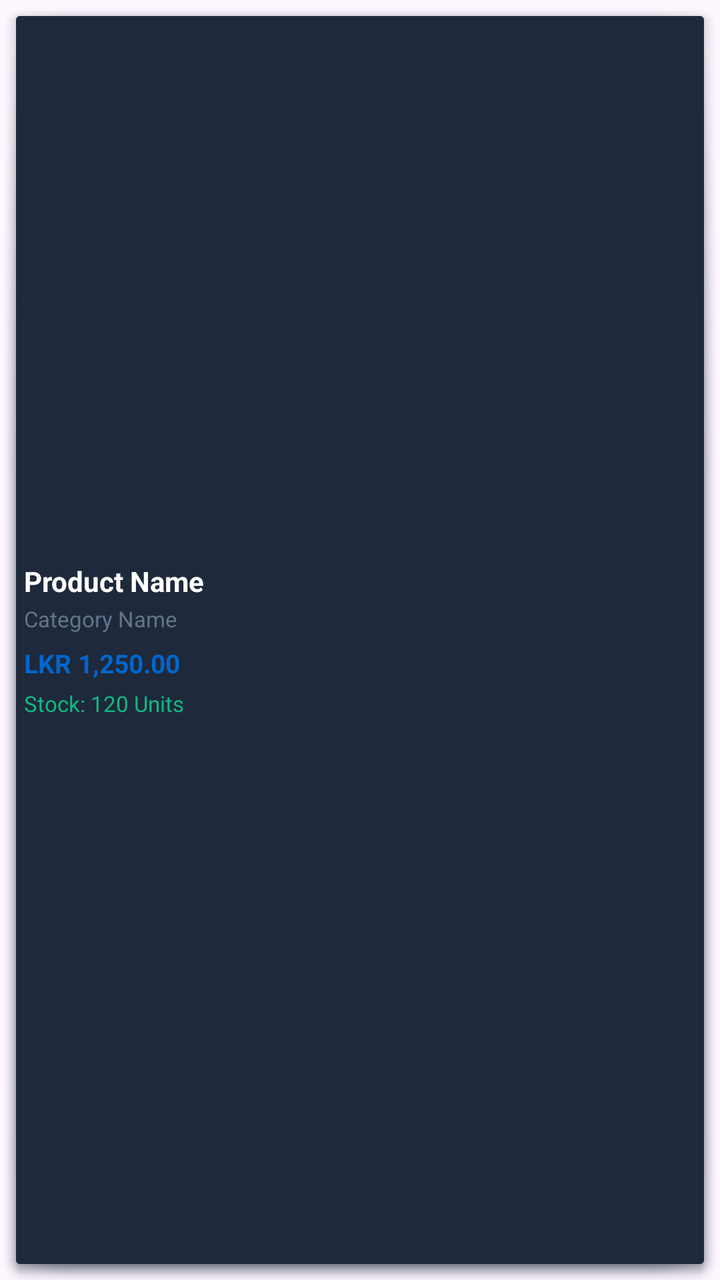
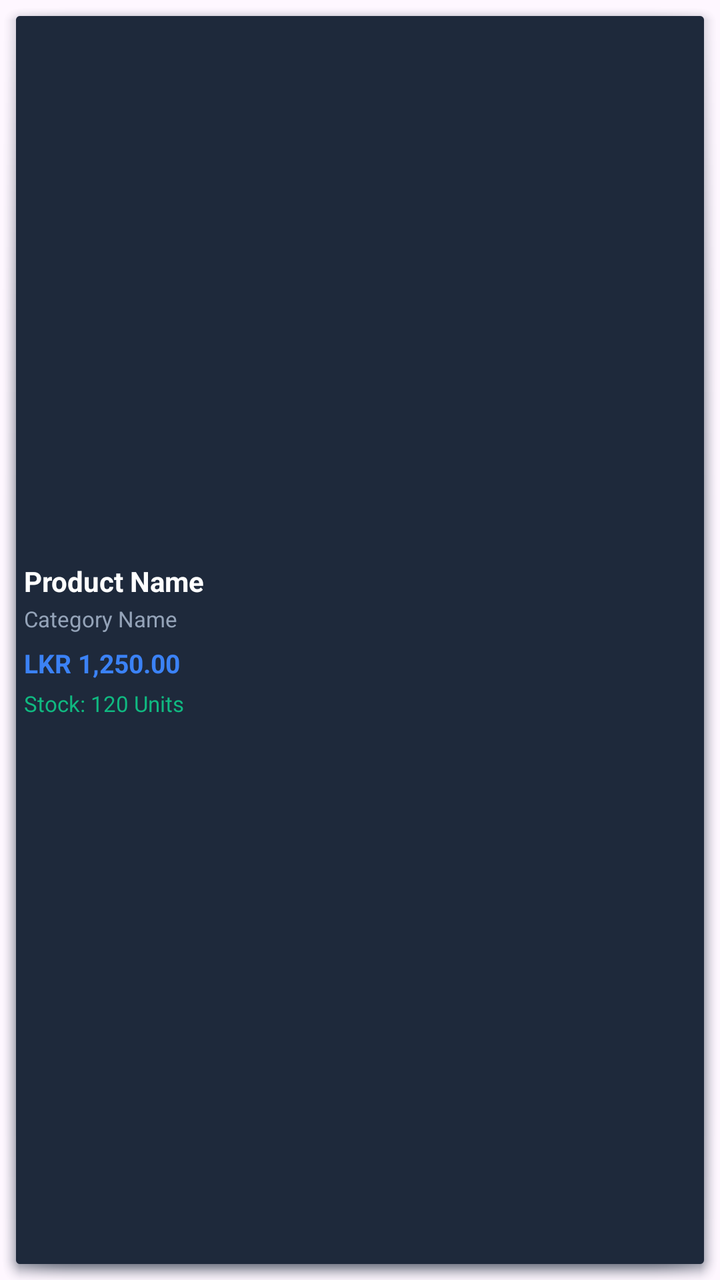

Screens rendered from an Android XML layout before and after an edit, with the pre-edit source and the edit as a unified diff.
<!-- AndroidManifest.xml: application theme Theme.Curtiss -->
<!-- res/layout/item_product.xml -->
<?xml version="1.0" encoding="utf-8"?>
<LinearLayout xmlns:android="http://schemas.android.com/apk/res/android"
    android:layout_width="match_parent"
    android:layout_height="wrap_content"
    android:background="@android:drawable/dialog_holo_dark_frame"
    android:backgroundTint="#1E293B"
    android:orientation="horizontal"
    android:padding="12dp"
    android:gravity="center_vertical">

    
    <LinearLayout
        android:layout_width="0dp"
        android:layout_height="wrap_content"
        android:layout_weight="1"
        android:layout_marginStart="0dp"
        android:orientation="vertical">

        <TextView
            android:id="@+id/lblProductName"
            android:layout_width="wrap_content"
            android:layout_height="wrap_content"
            android:text="Product Name"
            android:textColor="#FFFFFF"
            android:textSize="14sp"
            android:textStyle="bold" />

        <TextView
            android:id="@+id/lblCategory"
            android:layout_width="wrap_content"
            android:layout_height="wrap_content"
            android:text="Category Name"
            android:textColor="#64748B"
            android:textSize="11sp"
            android:layout_marginTop="2dp" />

        
        <TextView
            android:id="@+id/lblPrice"
            android:layout_width="wrap_content"
            android:layout_height="wrap_content"
            android:text="LKR 1,250.00"
            android:textColor="#0066CC"
            android:textSize="13sp"
            android:textStyle="bold"
            android:layout_marginTop="6dp" />

        
        <TextView
            android:id="@+id/lblStock"
            android:layout_width="wrap_content"
            android:layout_height="wrap_content"
            android:text="Stock: 120 Units"
            android:textColor="#10B981"
            android:textSize="11sp"
            android:layout_marginTop="4dp" />

    </LinearLayout>



</LinearLayout>
<!-- resources referenced by this layout -->
<resources>
  <style name="Theme.Curtiss" parent="Base.Theme.Curtiss" />
  <style name="Base.Theme.Curtiss" parent="Theme.Material3.DayNight.NoActionBar">
          
          
      </style>
</resources>

<!-- the commit's change to res/layout/item_product.xml (unified diff, before → after) -->
@@ -30,7 +30,7 @@
             android:layout_width="wrap_content"
             android:layout_height="wrap_content"
             android:text="Category Name"
-            android:textColor="#64748B"
+            android:textColor="#94A3B8"
             android:textSize="11sp"
             android:layout_marginTop="2dp" />
 
@@ -40,7 +40,7 @@
             android:layout_width="wrap_content"
             android:layout_height="wrap_content"
             android:text="LKR 1,250.00"
-            android:textColor="#0066CC"
+            android:textColor="#3B82F6"
             android:textSize="13sp"
             android:textStyle="bold"
             android:layout_marginTop="6dp" />
